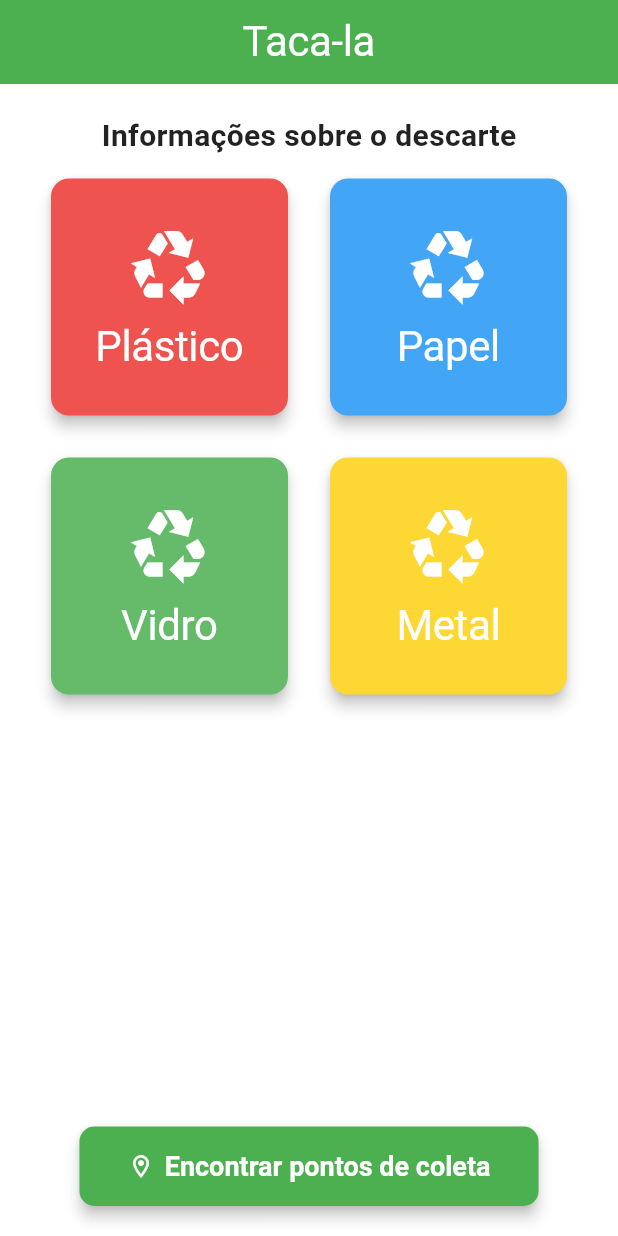
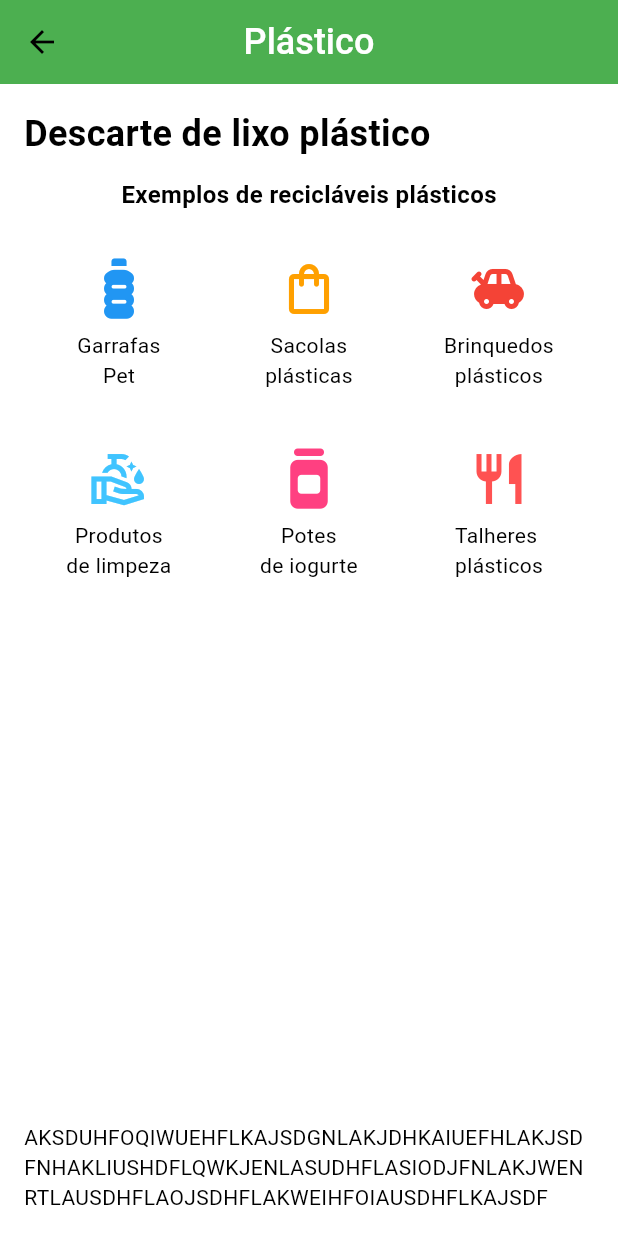
Before and after one commit to Nina-ns/Taca-la, a Flutter app: the screen it shows after launch, after a tap on "Plástico", on a phone screen of 412 x 824 dp. Run offline on Flutter 3.47's test engine with Material 3 defaults, Android fonts, the phone set to English and light mode, and no system bars; our stand-ins replace font_awesome_flutter; network calls fail; Roboto replaces fonts that are missing (Poppins).

Commit message:
feat: Construindo a página infoPlastico, adicionando rotas na main e generalizando a navegação do tipos_lixo_card

```diff
--- /dev/null
+++ b/lib/app/modules/infos/infoMetal.dart
@@ -0,0 +1 @@
+import 'package:flutter/material.dart';
--- /dev/null
+++ b/lib/app/modules/infos/infoPapel.dart
@@ -0,0 +1 @@
+import 'package:flutter/material.dart';
--- /dev/null
+++ b/lib/app/modules/infos/infoPlastico.dart
@@ -0,0 +1,148 @@
+import 'package:flutter/material.dart';
+import 'package:font_awesome_flutter/font_awesome_flutter.dart';
+
+class InfoPlastico extends StatelessWidget {
+  const InfoPlastico({super.key});
+
+  @override
+  Widget build(BuildContext context) {
+    return Scaffold(
+      appBar: AppBar(
+        backgroundColor: Theme.of(context).colorScheme.primary,
+        title: const Text(
+          "Plástico",
+          style: TextStyle(
+            color: Colors.white,
+            fontWeight: FontWeight.w500,
+            fontSize: 24,
+          ),
+        ),
+        centerTitle: true,
+      ),
+      body: Padding(
+        padding: const EdgeInsets.all(16.0),
+        child: Column(
+          crossAxisAlignment: CrossAxisAlignment.start,
+          children: [
+            const Text(
+              "Descarte de lixo plástico",
+              style: TextStyle(
+                fontSize: 24,
+                fontWeight: FontWeight.bold,
+                fontFamily: 'Poppins',
+              ),
+            ),
+            const SizedBox(height: 12),
+            const Center(
+              child: Text(
+                "Exemplos de recicláveis plásticos",
+                style: TextStyle(
+                  fontSize: 16,
+                  fontWeight: FontWeight.bold,
+                  fontFamily: 'Poppins',
+                ),
+              ),
+            ),
+            const SizedBox(height: 12),
+            Expanded(
+              child: GridView.count(
+                crossAxisCount: 3,
+                children: [
+                  const Column(
+                    mainAxisAlignment: MainAxisAlignment.center,
+                    children: [
+                      FaIcon(
+                        FontAwesomeIcons.bottleWater,
+                        size: 40,
+                        color: Colors.blue,
+                      ),
+                      SizedBox(height: 8),
+                      Text(
+                        "Garrafas\nPet",
+                        textAlign: TextAlign.center,
+                      ),
+                    ],
+                  ),
+                  Column(
+                    mainAxisAlignment: MainAxisAlignment.center,
+                    children: [
+                      Icon(
+                        Icons.shopping_bag_outlined,
+                        size: 40,
+                        color: Colors.amber[700],
+                      ),
+                      const SizedBox(height: 8),
+                      const Text(
+                        "Sacolas\nplásticas",
+                        textAlign: TextAlign.center,
+                      ),
+                    ],
+                  ),
+                  const Column(
+                    mainAxisAlignment: MainAxisAlignment.center,
+                    children: [
+                      Icon(
+                        Icons.toys,
+                        size: 40,
+                        color: Colors.red,
+                      ),
+                      SizedBox(height: 8),
+                      Text(
+                        "Brinquedos\nplásticos",
+                        textAlign: TextAlign.center,
+                      ),
+                    ],
+                  ),
+                  const Column(
+                    mainAxisAlignment: MainAxisAlignment.center,
+                    children: [
+                      Icon(
+                        Icons.clean_hands_outlined,
+                        size: 40,
+                        color: Colors.lightBlueAccent,
+                      ),
+                      SizedBox(height: 8),
+                      Text(
+                        "Produtos\nde limpeza",
+                        textAlign: TextAlign.center,
+                      ),
+                    ],
+                  ),
+                  const Column(
+                    mainAxisAlignment: MainAxisAlignment.center,
+                    children: [
+                      FaIcon(
+                        FontAwesomeIcons.jar,
+                        size: 40,
+                        color: Colors.pinkAccent,
+                      ),
+                      SizedBox(height: 8),
+                      Text(
+                        "Potes\nde iogurte",
+                        textAlign: TextAlign.center,
+                      ),
+                    ],
+                  ),
+                  const Column(
+                    mainAxisAlignment: MainAxisAlignment.center,
+                    children: [
+                      Icon(
+                        Icons.restaurant,
+                        size: 40,
+                        color: Colors.redAccent,
+                      ),
+                      SizedBox(height: 8),
+                      Text("Talheres\nplásticos"),
+                    ],
+                  ),
+                ],
+              ),
+            ),
+            const Text(
+                "AKSDUHFOQIWUEHFLKAJSDGNLAKJDHKAIUEFHLAKJSDFNHAKLIUSHDFLQWKJENLASUDHFLASIODJFNLAKJWENRTLAUSDHFLAOJSDHFLAKWEIHFOIAUSDHFLKAJSDF")
+          ],
+        ),
+      ),
+    );
+  }
+}
--- /dev/null
+++ b/lib/app/modules/infos/infoVidro.dart
@@ -0,0 +1 @@
+import 'package:flutter/material.dart';
--- a/lib/app/modules/pagina-inicial/tipos_lixo_card.dart
+++ b/lib/app/modules/pagina-inicial/tipos_lixo_card.dart
@@ -9,7 +9,7 @@ class TiposLixoCard extends StatelessWidget {
   @override
   Widget build(BuildContext context) {
     return GestureDetector(
-      onTap: () {Navigator.pushNamed(context, '/info');},
+      onTap: () {Navigator.pushNamed(context, '/info$text');},
       child: Padding(
         padding: const EdgeInsets.all(10),
         child: Card(
--- a/lib/main.dart
+++ b/lib/main.dart
@@ -1,6 +1,10 @@
 import 'package:flutter/material.dart';
 import 'package:taca_la/app/modules/pontos-coleta/pontos_coleta_view.dart';
 import 'package:taca_la/app/modules/pagina-inicial/pagina_inicial_view.dart';
+import 'package:taca_la/app/modules/infos/infoPlastico.dart';
+import 'package:taca_la/app/modules/infos/infoPapel.dart';
+import 'package:taca_la/app/modules/infos/infoVidro.dart';
+import 'package:taca_la/app/modules/infos/infoMetal.dart';
 
 void main() => runApp(MyApp());
 
@@ -26,7 +30,10 @@ class MyApp extends StatelessWidget {
       routes: {
         '/': (context) => const PaginaInicialView(),
         '/pontos': (context) => const PontosColetaView(),
-        // '/info': (context) => const , // falta criar esse componente, é de info de descarte
+        '/infoPlástico': (context) => const InfoPlastico(),
+        //'/infoPapel': (context) => const InfoPapel(),
+        //'/infoVidro': (context) => const InfoVidro(),
+        //'/infoMetal': (context) => const InfoMetal(),
       },
     );
   }
--- a/pubspec.yaml
+++ b/pubspec.yaml
@@ -21,6 +21,7 @@ environment:
   sdk: ">=3.4.4 <4.0.0"
 
 dependencies:
+  font_awesome_flutter: ^10.4.7
   flutter:
     sdk: flutter
 
@@ -44,9 +45,8 @@ flutter:
 
   # To add Flutter specific assets to your application, add an assets section,
   # like this:
-  # assets:
-  #   - images/a_dot_burr.jpeg
-  #   - images/a_dot_ham.jpeg
+  assets:
+  - lib/app/data/repositories/images/reciclagem-do-plastico-etapas.webp
 
   # An image asset can refer to one or more resolution-specific "variants", see
   # https://flutter.dev/assets-and-images/#resolution-aware
```
Also changed, not shown: lib/app/data/repositories/images/reciclagem-do-plastico-etapas.webp (added), pubspec.lock.
